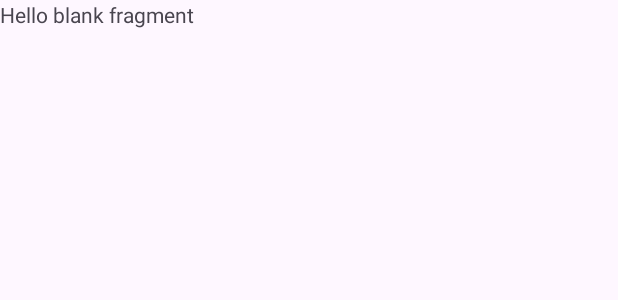
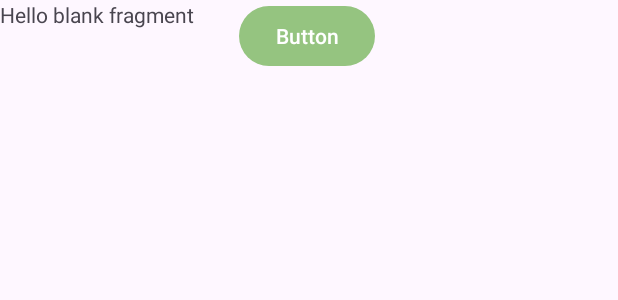
Before and after one commit to sup1337/Android2023.2, an Android app: the layout fragment_recipes.xml on its own in the app's theme, with its tools: preview values and no code run, on a phone screen of 412 x 824 dp. Shown: the top 300 px of the screen. Run offline under Robolectric (Android 15) with nearby library versions, the phone set to English and light mode, and no system bars.

Commit message:
now it works

```diff
--- a/android-project/app/src/main/java/com/tasty/recipesapp/ui/recipes/RecipesFragment.kt
+++ b/android-project/app/src/main/java/com/tasty/recipesapp/ui/recipes/RecipesFragment.kt
@@ -6,6 +6,8 @@ import androidx.fragment.app.Fragment
 import android.view.LayoutInflater
 import android.view.View
 import android.view.ViewGroup
+import androidx.navigation.fragment.findNavController
+import com.tasty.recipesapp.R
 import com.tasty.recipesapp.databinding.FragmentRecipesBinding
 
 class RecipesFragment : Fragment() {
@@ -26,7 +28,9 @@ class RecipesFragment : Fragment() {
     ): View? {
         // Inflate the layout for this fragment
         val binding = FragmentRecipesBinding.inflate(inflater, container, false)
+        binding.button6.setOnClickListener {
+            findNavController().navigate(R.id.action_recipesFragment_to_recipeDetailsFragment)
+        }
         return binding.root
     }
-
 }
--- a/android-project/app/src/main/res/layout/activity_main.xml
+++ b/android-project/app/src/main/res/layout/activity_main.xml
@@ -7,12 +7,6 @@
         android:layout_height="match_parent"
         tools:context=".activities.MainActivity">
 
-    <fragment
-        android:id="@+id/fragmentContainerView"
-        android:name="com.tasty.recipesapp.ui.home.HomeFragment"
-        android:layout_width="match_parent"
-        android:layout_height="match_parent"
-        tools:layout="@layout/fragment_home"  />
 
     <androidx.fragment.app.FragmentContainerView
         android:id="@+id/nav_host_fragment"
--- a/android-project/app/src/main/res/layout/fragment_recipe_details.xml
+++ b/android-project/app/src/main/res/layout/fragment_recipe_details.xml
@@ -1,5 +1,6 @@
 <?xml version="1.0" encoding="utf-8"?>
 <androidx.constraintlayout.widget.ConstraintLayout xmlns:android="http://schemas.android.com/apk/res/android"
+    xmlns:app="http://schemas.android.com/apk/res-auto"
     xmlns:tools="http://schemas.android.com/tools"
     android:layout_width="match_parent"
     android:layout_height="match_parent"
--- a/android-project/app/src/main/res/layout/fragment_recipes.xml
+++ b/android-project/app/src/main/res/layout/fragment_recipes.xml
@@ -1,14 +1,28 @@
 <?xml version="1.0" encoding="utf-8"?>
 <androidx.constraintlayout.widget.ConstraintLayout xmlns:android="http://schemas.android.com/apk/res/android"
+    xmlns:app="http://schemas.android.com/apk/res-auto"
     xmlns:tools="http://schemas.android.com/tools"
     android:layout_width="match_parent"
     android:layout_height="match_parent"
     tools:context=".ui.recipes.RecipesFragment">
 
     <!-- TODO: Update blank fragment layout -->
+
     <TextView
-        android:layout_width="match_parent"
+        android:id="@+id/textView4"
+        android:layout_width="409dp"
         android:layout_height="match_parent"
-        android:text="@string/hello_blank_fragment" />
+        android:text="@string/hello_blank_fragment"
+        tools:layout_editor_absoluteX="1dp"
+        tools:layout_editor_absoluteY="38dp" />
+
+    <Button
+        android:id="@+id/button6"
+        android:layout_width="wrap_content"
+        android:layout_height="wrap_content"
+        android:text="Button"
+        app:layout_constraintEnd_toEndOf="@+id/textView4"
+        app:layout_constraintStart_toStartOf="@+id/textView4"
+        tools:layout_editor_absoluteY="499dp" />
 
 </androidx.constraintlayout.widget.ConstraintLayout>
```
Also changed, not shown: android-project/app/src/main/java/com/tasty/recipesapp/activities/MainActivity.kt (+12 -7 lines).
